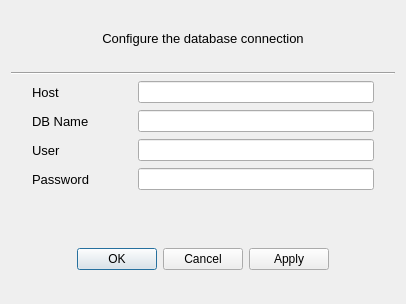
Before: the Qt Designer form ServiceManager/GUI/layouts/DBSettings.ui in ISISNeutronMuon/HLM_PV_Import, drawn with Qt 5.
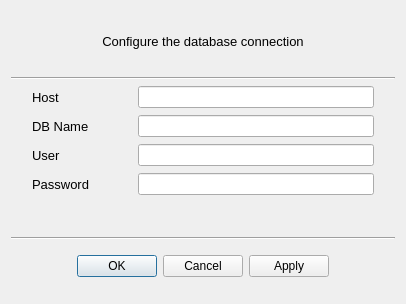
After: the same form once the commit is applied.

Commit message: Add general settings layout, organised settings, ask for service path on app start if not in manager settings, other changes

Patch:
```diff
--- a/ServiceManager/GUI/layouts/DBSettings.ui
+++ b/ServiceManager/GUI/layouts/DBSettings.ui
@@ -230,6 +230,13 @@
      </property>
     </widget>
    </item>
+   <item>
+    <widget class="Line" name="line_2">
+     <property name="orientation">
+      <enum>Qt::Horizontal</enum>
+     </property>
+    </widget>
+   </item>
    <item>
     <widget class="QDialogButtonBox" name="buttonBox">
      <property name="sizePolicy">
@@ -247,7 +254,7 @@
      <property name="maximumSize">
       <size>
        <width>16777215</width>
-       <height>10000</height>
+       <height>40</height>
       </size>
      </property>
      <property name="orientation">
```
The commit also changes 20 other files.
